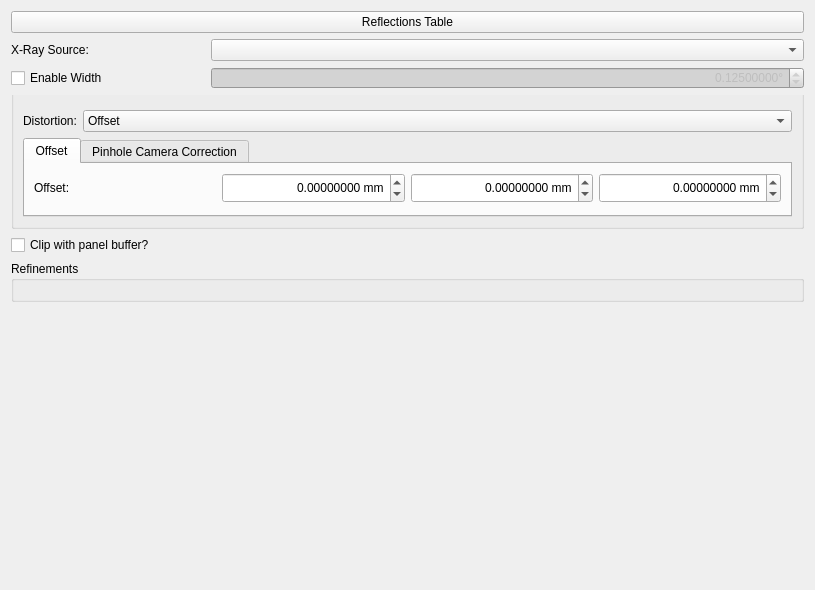
Before: the Qt Designer form hexrdgui/resources/ui/powder_overlay_editor.ui in HEXRD/hexrdgui, drawn with Qt 5.
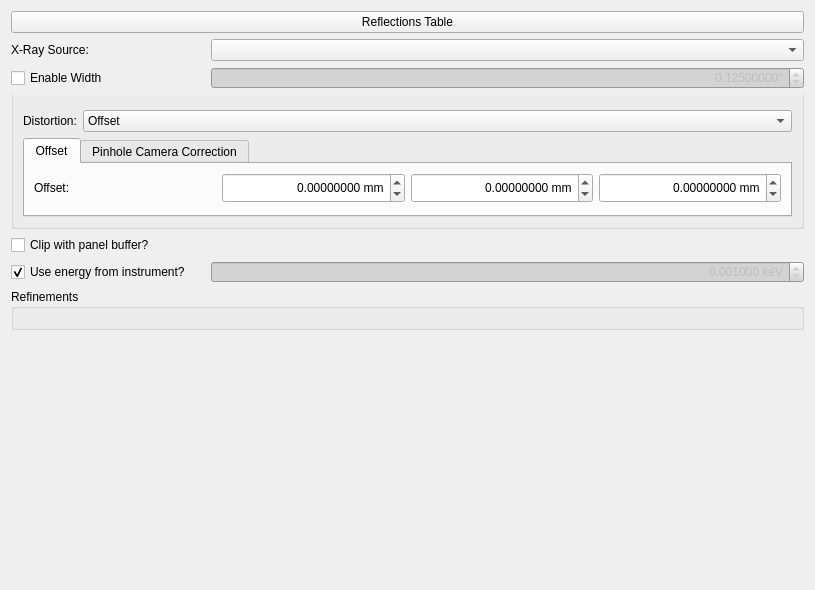
After: the same form once the commit is applied. Custom widgets are drawn as their Qt base class.

Commit message:
Add custom beam energy for powder overlays
Draw a powder overlay at a different beam energy to visualize harmonics,
via a new checkbox + keV spinbox in the powder overlay editor. The
wavelength override is visualization only; calibration and WPPF error
out if an overlay uses a custom energy.

```diff
--- a/hexrdgui/resources/ui/powder_overlay_editor.ui
+++ b/hexrdgui/resources/ui/powder_overlay_editor.ui
@@ -44,6 +44,47 @@
      </property>
     </widget>
    </item>
+   <item row="5" column="1">
+    <widget class="QCheckBox" name="use_instrument_energy">
+     <property name="toolTip">
+      <string>&lt;html&gt;&lt;head/&gt;&lt;body&gt;&lt;p&gt;Use the instrument's beam energy for this overlay. Uncheck to draw the powder rings at a custom beam energy (for example, to check for harmonics). This is for visualization only and is not supported by calibration or WPPF.&lt;/p&gt;&lt;/body&gt;&lt;/html&gt;</string>
+     </property>
+     <property name="text">
+      <string>Use energy from instrument?</string>
+     </property>
+     <property name="checked">
+      <bool>true</bool>
+     </property>
+    </widget>
+   </item>
+   <item row="5" column="2" colspan="3">
+    <widget class="ScientificDoubleSpinBox" name="custom_energy">
+     <property name="enabled">
+      <bool>false</bool>
+     </property>
+     <property name="toolTip">
+      <string>&lt;html&gt;&lt;head/&gt;&lt;body&gt;&lt;p&gt;Custom beam energy (keV) used to draw this overlay's powder rings.&lt;/p&gt;&lt;/body&gt;&lt;/html&gt;</string>
+     </property>
+     <property name="alignment">
+      <set>Qt::AlignRight|Qt::AlignTrailing|Qt::AlignVCenter</set>
+     </property>
+     <property name="keyboardTracking">
+      <bool>false</bool>
+     </property>
+     <property name="suffix">
+      <string> keV</string>
+     </property>
+     <property name="decimals">
+      <number>6</number>
+     </property>
+     <property name="minimum">
+      <double>0.001000000000000</double>
+     </property>
+     <property name="maximum">
+      <double>1000000.000000000000000</double>
+     </property>
+    </widget>
+   </item>
    <item row="3" column="1" colspan="4">
     <widget class="QGroupBox" name="distortion_group">
      <property name="styleSheet">
```
Left out of the diff: 2 changed lines with no effect on the pictures. The commit also changes 8 other files.
